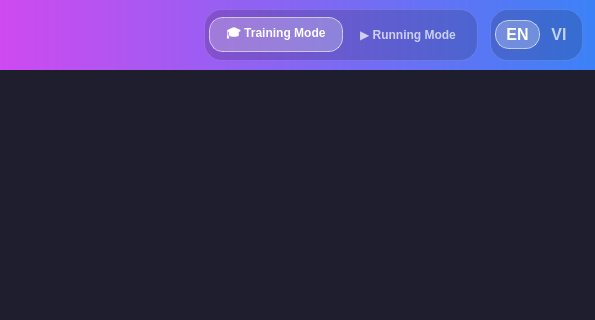
tttruc1411-tech/AI_Education_App, file src/ui/main_window.ui: the form before one commit; both pictures show x 685 to 1280 and y 0 to 320 of the 1280 by 800 pixel window.
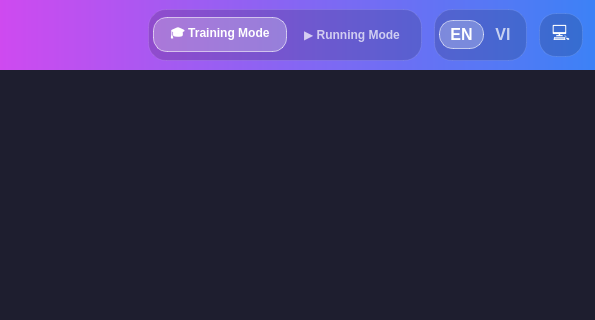
The form after the commit.

What changed in the file:
```diff
--- a/src/ui/main_window.ui
+++ b/src/ui/main_window.ui
@@ -82,6 +82,25 @@
         background-color: rgba(255, 255, 255, 0.1);
     }
     
+    /* Resolution Toggle (Compact/Standard) */
+    #btnResToggle {
+        background-color: rgba(0, 0, 0, 0.15); 
+        border: 1px solid rgba(255, 255, 255, 0.1);
+        border-radius: 17px; 
+        color: white; 
+        font-size: 18px;
+        padding: 4px;
+        min-width: 34px;
+        min-height: 34px;
+    }
+    #btnResToggle:checked {
+        background-color: rgba(255, 255, 255, 0.25); 
+        border: 1px solid rgba(255, 255, 255, 0.6);  
+    }
+    #btnResToggle:hover:!checked {
+        background-color: rgba(255, 255, 255, 0.1);
+    }
+    
     /* Footer */
     #footerFrame { 
         background-color: #1f2937; 
@@ -194,6 +213,15 @@
             </layout>
            </widget>
           </item>
+
+          <!-- Resolution Toggle -->
+          <item>
+           <widget class="QPushButton" name="btnResToggle">
+            <property name="text"><string>💻</string></property>
+            <property name="checkable"><bool>true</bool></property>
+            <property name="cursor"><cursorShape>PointingHandCursor</cursorShape></property>
+           </widget>
+          </item>
          </layout>
         </item>
        
```
